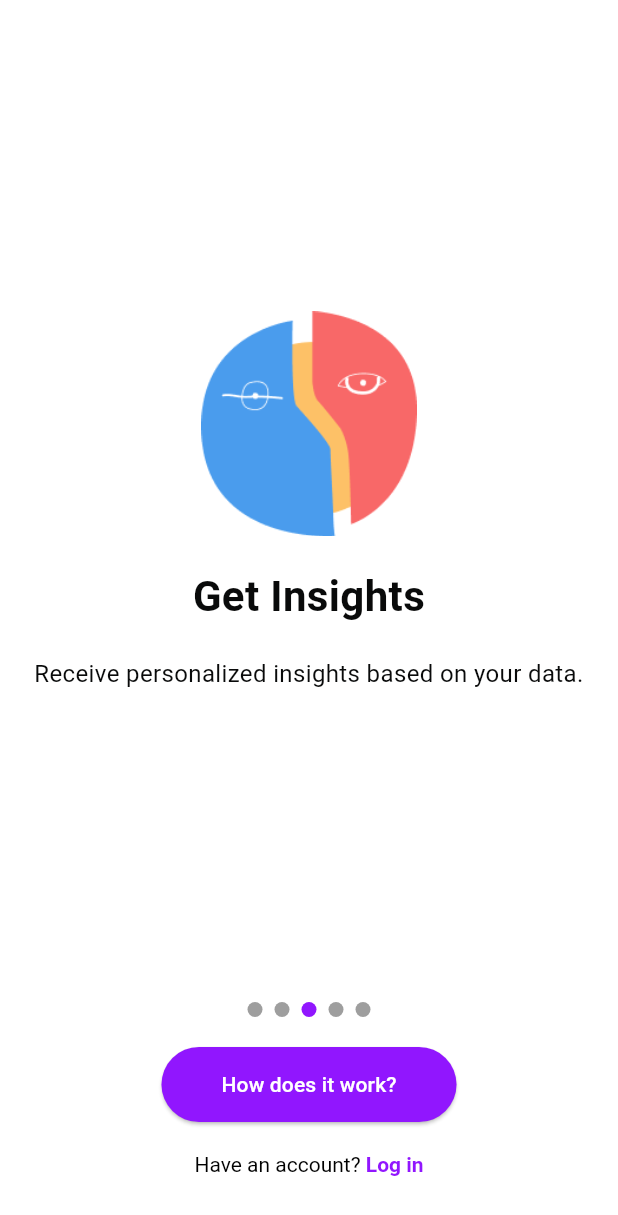
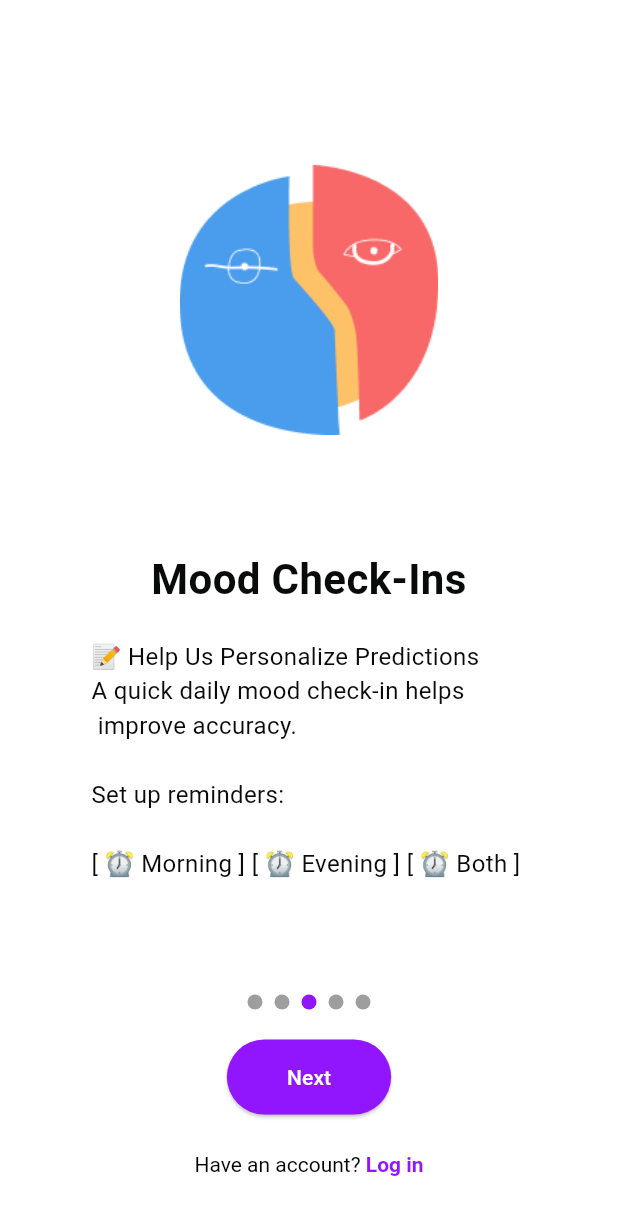
Before and after one commit to erikrestani/organizador_financeiro, a Flutter app: the screen it shows after launch, swiped to page 3, on a phone screen of 412 x 824 dp. Shown: the top 1215 px of the screen. Run offline on Flutter 3.47's test engine with Material 3 defaults, Android fonts, the phone set to English and light mode, and no system bars; our stand-ins replace fl_chart.

Commit message:
fix image, texts, buttons

```diff
--- a/lib/pages/onboarding_page.dart
+++ b/lib/pages/onboarding_page.dart
@@ -5,11 +5,12 @@ class OnBoardingPage {
   final String title;
   final String subtitle;
   final bool showButton;
-
+  final String buttonText;
   OnBoardingPage({
     required this.image,
     required this.title,
     required this.subtitle,
+    this.buttonText = 'How does it work?',
     this.showButton = true,
   });
 }
@@ -31,27 +32,35 @@ class _OnBoardingOneState extends State<OnBoardingOne> {
       title: 'Your Personal\nGuide to Stability',
       subtitle:
           'We help you track patterns,\n detect early warning signs, and\n take action before mood\n episodes happen.',
+      buttonText: "How does it work? ",
     ),
     OnBoardingPage(
       image: 'assets/onboarding.png',
       title: 'Permission to Collect\n Behavioral Data',
       subtitle:
-          '📱 Help Us Detect Early Signs\nTo predict mood shifts, we analyze\n patterns in phone usage, movement, and sleep trends.\n\n 🔒 Your Data is Private & Secure\nWe never sell your data. You control what is shared and can opt out anytime.',
+          '📱 Help Us Detect Early Signs\nTo predict mood shifts, we analyze\npatterns in phone usage, movement, and sleep trends.\n\n 🔒 Your Data is Private & Secure\nWe never sell your data. You control what is shared and can opt out anytime.',
+      buttonText: "Grant Permission",
     ),
     OnBoardingPage(
       image: 'assets/onboarding.png',
-      title: 'Get Insights',
-      subtitle: 'Receive personalized insights based on your data.',
+      title: 'Mood Check-Ins',
+      subtitle:
+          "📝 Help Us Personalize Predictions\nA quick daily mood check-in helps\n improve accuracy.\n\nSet up reminders:\n\n[ ⏰ Morning ] [ ⏰ Evening ] [ ⏰ Both ] ",
+      buttonText: 'Next',
     ),
     OnBoardingPage(
       image: 'assets/onboarding.png',
-      title: 'Take Action',
-      subtitle: 'Act on early warning signs with guided steps.',
+      title: 'Crisis & Support Plan',
+      subtitle:
+          "⚠️ Plan Ahead for Tough Moments\nSet up an emergency support plan so\n you have help when you need it.\nAdd a trusted contact 📞\nChoose a calming activity🧘\nSet up an automatic alert for major\nmood shifts 🚨",
+      buttonText: 'Set Up Plan',
     ),
     OnBoardingPage(
       image: 'assets/onboarding.png',
-      title: 'Stay Connected',
-      subtitle: 'Share your progress with your support network.',
+      title: 'Personalized Insights\n& Alerts',
+      subtitle:
+          "📊 Stay One Step Ahead\nWe’ll notify you when we detect changes\nthat might signal a mood shift.\n✅ Get early warning signs based on your\ndata\n✅ Track patterns & triggers over time\n✅ Receive personalized\nrecommendations",
+      buttonText: "Got it! Let's Start",
     ),
   ];
 
@@ -60,6 +69,18 @@ class _OnBoardingOneState extends State<OnBoardingOne> {
     return Scaffold(
       body: Column(
         children: [
+          Align(
+            alignment: Alignment.topCenter,
+            child: Padding(
+              padding: const EdgeInsets.only(top: 110), // Distância da imagem
+              child: Image.asset(
+                _pages[_currentPage].image,
+                height: 180,
+                fit: BoxFit.cover,
+              ),
+            ),
+          ),
+          // PageView
           Expanded(
             child: PageView.builder(
               controller: _pageController,
@@ -74,11 +95,10 @@ class _OnBoardingOneState extends State<OnBoardingOne> {
                 return Column(
                   mainAxisAlignment: MainAxisAlignment.center,
                   children: [
-                    Image.asset(page.image, height: 150, fit: BoxFit.cover),
-                    const SizedBox(height: 20),
                     Text(
                       page.title,
-                      textAlign: TextAlign.center,
+                      textAlign:
+                          TextAlign.center, // Centraliza todos os títulos
                       style: const TextStyle(
                         fontWeight: FontWeight.bold,
                         fontSize: 28,
@@ -90,8 +110,10 @@ class _OnBoardingOneState extends State<OnBoardingOne> {
                       padding: const EdgeInsets.symmetric(horizontal: 20),
                       child: Text(
                         page.subtitle,
-                        textAlign:
-                            index == 1 ? TextAlign.left : TextAlign.center,
+                        textAlign: index == 0
+                            ? TextAlign.center
+                            : TextAlign
+                                .start, // Centraliza apenas o subtítulo da primeira página
                         style: const TextStyle(
                           fontSize: 16,
                           color: Color(0xFF090A0A),
@@ -133,11 +155,30 @@ class _OnBoardingOneState extends State<OnBoardingOne> {
                 vertical: 15,
               ),
             ),
-            child: const Text(
-              'How does it work?',
-              style: TextStyle(color: Colors.white),
+            child: Text(
+              _pages[_currentPage].buttonText,
+              style: const TextStyle(color: Colors.white),
             ),
           ),
+          const SizedBox(height: 5),
+          if (_currentPage == 1)
+            GestureDetector(
+              onTap: () {},
+              child: RichText(
+                text: const TextSpan(
+                  style: TextStyle(color: Colors.black),
+                  children: [
+                    TextSpan(
+                      text: 'Learn More',
+                      style: TextStyle(
+                        fontWeight: FontWeight.bold,
+                        decoration: TextDecoration.underline,
+                      ),
+                    ),
+                  ],
+                ),
+              ),
+            ),
           const SizedBox(height: 20),
           GestureDetector(
             onTap: () {},
```
